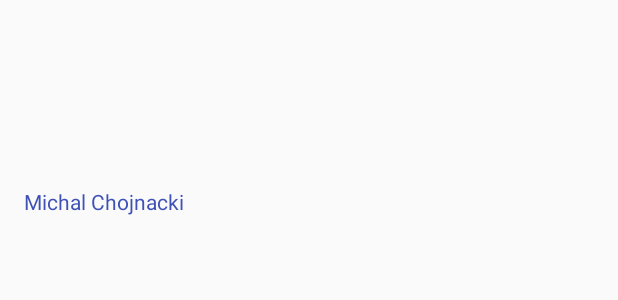
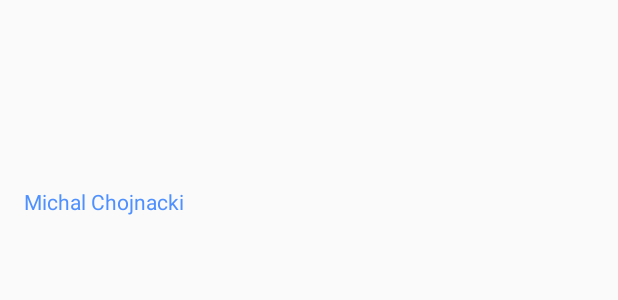
Before and after one commit to SnowdogApps/PrivParkApp, an Android app: the layout nav_header_main.xml on its own in the app's theme, with its tools: preview values and no code run, on a phone screen of 412 x 824 dp. Shown: the top 300 px of the screen. Run offline under Robolectric (Android 15) with nearby library versions, the phone set to English and light mode, and no system bars.

```diff
--- a/app/build.gradle
+++ b/app/build.gradle
@@ -5,7 +5,7 @@ android {
     buildToolsVersion "25.0.3"
     defaultConfig {
         applicationId "pl.snowdog.privpark"
-        minSdkVersion 15
+        minSdkVersion 21
         targetSdkVersion 25
         versionCode 1
         versionName "1.0"
--- a/app/src/main/res/values/colors.xml
+++ b/app/src/main/res/values/colors.xml
@@ -1,6 +1,6 @@
 <?xml version="1.0" encoding="utf-8"?>
 <resources>
-    <color name="colorPrimary">#3F51B5</color>
-    <color name="colorPrimaryDark">#303F9F</color>
-    <color name="colorAccent">#FF4081</color>
+    <color name="colorPrimary">#4E90FF</color>
+    <color name="colorPrimaryDark">#437FE4</color>
+    <color name="colorAccent">#FFC411</color>
 </resources>
```
Also changed, not shown: app/src/main/res/layout/activity_main.xml (+12 -0 lines).
